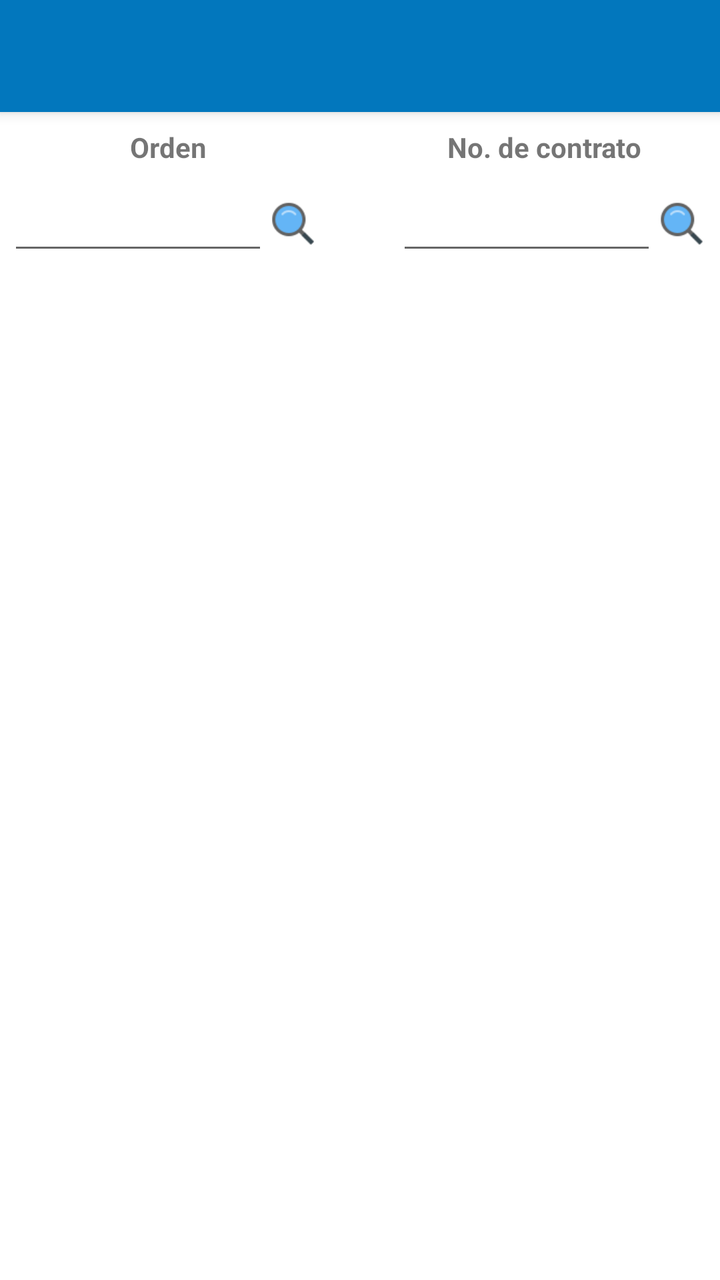
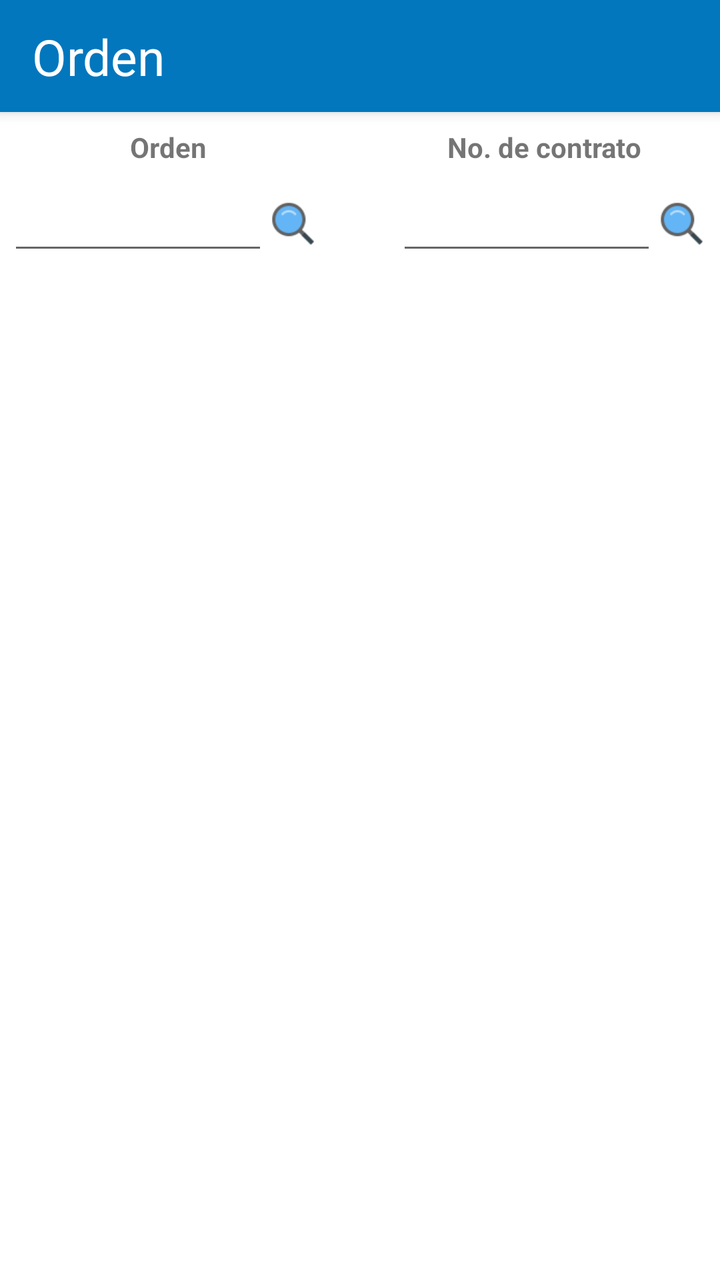

The first picture is an Android layout as it rendered before a commit; the second is the same layout after the commit. The layout source and the unified diff follow.
<!-- AndroidManifest.xml: application theme AppTheme -->
<!-- res/layout/app_bar_orden.xml -->
<?xml version="1.0" encoding="utf-8"?>
<android.support.design.widget.CoordinatorLayout xmlns:android="http://schemas.android.com/apk/res/android"
    xmlns:app="http://schemas.android.com/apk/res-auto"
    xmlns:tools="http://schemas.android.com/tools"
    android:layout_width="match_parent"
    android:layout_height="match_parent"
    tools:context=".Activitys.Orden">

  <android.support.design.widget.AppBarLayout
      android:layout_width="match_parent"
      android:layout_height="wrap_content"
      android:theme="@style/AppTheme.AppBarOverlay">

    <android.support.v7.widget.Toolbar
        android:id="@+id/toolbar"
        android:layout_width="match_parent"
        android:layout_height="?attr/actionBarSize"
        android:background="?attr/colorPrimary"
        app:popupTheme="@style/AppTheme.PopupOverlay" />

  </android.support.design.widget.AppBarLayout>

  <include layout="@layout/content_orden" />




</android.support.design.widget.CoordinatorLayout>
<!-- res/layout/content_orden.xml (included above) -->
<?xml version="1.0" encoding="utf-8"?>
<android.support.constraint.ConstraintLayout xmlns:android="http://schemas.android.com/apk/res/android"
    xmlns:app="http://schemas.android.com/apk/res-auto"
    xmlns:tools="http://schemas.android.com/tools"
    android:layout_width="match_parent"
    android:layout_height="match_parent"
    android:background="@color/fondoBlanco"
    app:layout_behavior="@string/appbar_scrolling_view_behavior"
    tools:context=".Activitys.Orden"

    tools:showIn="@layout/app_bar_orden">

    <android.support.v7.widget.RecyclerView
        android:id="@+id/listorden"
        android:layout_width="match_parent"
        android:layout_height="0dp"
        android:layout_alignParentTop="true"
        android:layout_marginTop="8dp"
        android:backgroundTint="@color/colorPrimary"
        android:dividerHeight="10dp"
        android:elevation="80dp"
        android:paddingLeft="8dp"
        android:paddingRight="8dp"
        app:layout_constraintBottom_toBottomOf="parent"
        app:layout_constraintEnd_toEndOf="parent"
        app:layout_constraintStart_toStartOf="parent"
        app:layout_constraintTop_toBottomOf="@+id/ordsearch" />

    <TextView
        android:id="@+id/textView39"
        android:layout_width="160dp"
        android:layout_height="wrap_content"
        android:layout_marginStart="4dp"
        android:layout_marginTop="8dp"
        android:layout_marginEnd="8dp"
        android:text="@string/orden"
        android:textAlignment="center"
        android:textStyle="bold"
        app:layout_constraintEnd_toEndOf="parent"
        app:layout_constraintHorizontal_bias="0.0"
        app:layout_constraintStart_toStartOf="parent"
        app:layout_constraintTop_toTopOf="parent" />

    <EditText
        android:id="@+id/ordsearch"
        android:layout_width="130dp"
        android:layout_height="wrap_content"
        android:layout_marginStart="4dp"
        android:layout_marginTop="8dp"
        android:layout_marginEnd="8dp"
        android:inputType="number"
        app:layout_constraintEnd_toEndOf="parent"
        app:layout_constraintHorizontal_bias="0.0"
        app:layout_constraintStart_toStartOf="parent"
        app:layout_constraintTop_toBottomOf="@+id/textView39" />

    <Button
        android:id="@+id/borden"
        android:layout_width="25dp"
        android:layout_height="25dp"
        android:background="@drawable/busqueda"
        android:gravity="center_vertical"
        app:layout_constraintBottom_toBottomOf="@+id/ordsearch"
        app:layout_constraintStart_toEndOf="@+id/ordsearch"
        app:layout_constraintTop_toTopOf="@+id/ordsearch" />


    <EditText
        android:id="@+id/contsearch"
        android:layout_width="130dp"
        android:layout_height="wrap_content"
        android:layout_marginStart="8dp"
        android:layout_marginTop="8dp"
        android:layout_marginEnd="8dp"
        android:inputType="text|number"
        app:layout_constraintEnd_toEndOf="parent"
        app:layout_constraintHorizontal_bias="0.89"
        app:layout_constraintStart_toStartOf="parent"
        app:layout_constraintTop_toBottomOf="@+id/textView38" />

    <Button
        android:id="@+id/bcontrato"
        android:layout_width="25dp"
        android:layout_height="25dp"
        android:background="@drawable/busqueda"
        android:gravity="center_vertical"
        app:layout_constraintBottom_toBottomOf="@+id/contsearch"
        app:layout_constraintStart_toEndOf="@+id/contsearch"
        app:layout_constraintTop_toTopOf="@+id/contsearch" />

    <TextView
        android:id="@+id/textView38"
        android:layout_width="160dp"
        android:layout_height="wrap_content"
        android:layout_marginStart="8dp"
        android:layout_marginTop="8dp"
        android:layout_marginEnd="8dp"
        android:text="@string/n_Contrato"
        android:textAlignment="center"
        android:textStyle="bold"
        app:layout_constraintEnd_toEndOf="parent"
        app:layout_constraintHorizontal_bias="1.0"
        app:layout_constraintStart_toStartOf="parent"
        app:layout_constraintTop_toTopOf="parent" />


</android.support.constraint.ConstraintLayout>
<!-- resources referenced by this layout -->
<resources>
  <color name="colorPrimary">#0277BD</color>
  <color name="fondoBlanco">#fff</color>
  <!-- drawable busqueda: png bitmap (drawable, 1157 bytes) -->
  <string name="n_Contrato">No. de contrato</string>
  <string name="orden">Orden</string>
  <style name="AppTheme.AppBarOverlay" parent="ThemeOverlay.AppCompat.Dark.ActionBar" />
  <style name="AppTheme.PopupOverlay" parent="ThemeOverlay.AppCompat.Light" />
  <style name="AppTheme" parent="Theme.AppCompat.Light.DarkActionBar">
          
          <item name="colorPrimary">@color/colorPrimary</item>
          <item name="colorPrimaryDark">@color/colorPrimaryDark</item>
          <item name="colorAccent">@color/colorAccent</item>
          <item name="android:colorForeground">@android:color/background_dark</item>
      </style>
  <color name="colorPrimaryDark">#004C8C</color>
  <color name="colorAccent">#0000FF</color>
</resources>

<!-- the commit's change to res/layout/app_bar_orden.xml (unified diff, before → after) -->
@@ -16,8 +16,23 @@
         android:layout_width="match_parent"
         android:layout_height="?attr/actionBarSize"
         android:background="?attr/colorPrimary"
-        app:popupTheme="@style/AppTheme.PopupOverlay" />
+        app:popupTheme="@style/AppTheme.PopupOverlay" >
 
+    <android.support.constraint.ConstraintLayout
+        android:layout_width="match_parent"
+        android:layout_height="?attr/actionBarSize">
+
+      <TextView
+          android:layout_width="wrap_content"
+          android:layout_height="wrap_content"
+          android:text="@string/title_activity_orden"
+          android:textSize="25dp"
+          android:textColor="#ffff"
+          app:layout_constraintBottom_toBottomOf="parent"
+          app:layout_constraintStart_toStartOf="parent"
+          app:layout_constraintTop_toTopOf="parent" />
+    </android.support.constraint.ConstraintLayout>
+    </android.support.v7.widget.Toolbar>
   </android.support.design.widget.AppBarLayout>
 
   <include layout="@layout/content_orden" />
<!-- resource entries referenced after the edit -->
@@ -5,6 +5,7 @@
   <!-- drawable busqueda: png bitmap (drawable, 1157 bytes) -->
   <string name="n_Contrato">No. de contrato</string>
   <string name="orden">Orden</string>
+  <string name="title_activity_orden">Orden</string>
   <style name="AppTheme.AppBarOverlay" parent="ThemeOverlay.AppCompat.Dark.ActionBar" />
   <style name="AppTheme.PopupOverlay" parent="ThemeOverlay.AppCompat.Light" />
   <style name="AppTheme" parent="Theme.AppCompat.Light.DarkActionBar">
